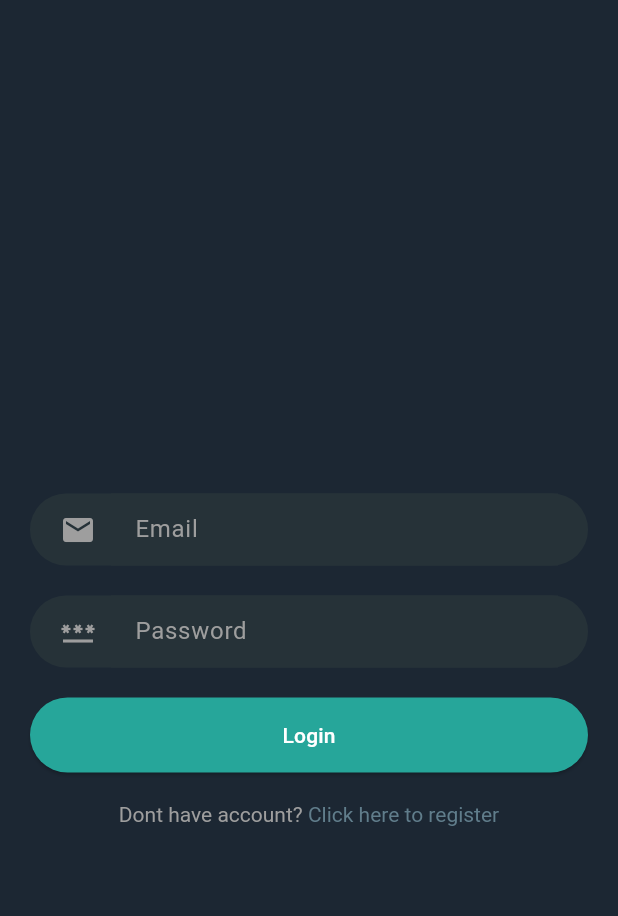
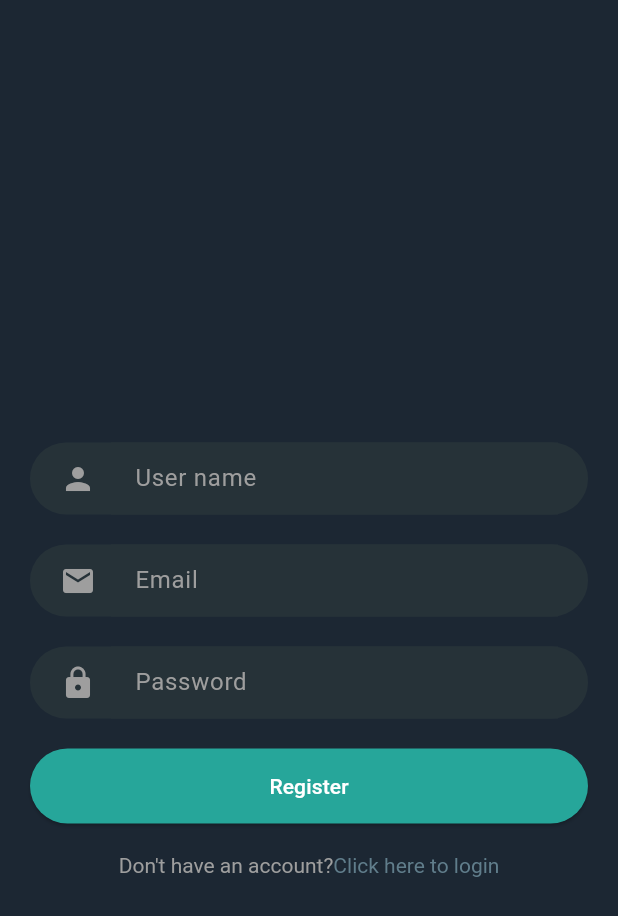
Before and after one commit to thienlabs/neura, a Flutter app: the screen it shows after launch, on a phone screen of 412 x 824 dp. Shown: the top 916 px of the screen. Run offline on Flutter 3.47's test engine with Material 3 defaults, Android fonts, the phone set to English and light mode, and no system bars; our stand-ins replace dio, flutter_bloc, flutter_secure_storage, flutter_svg, google_fonts.

Commit message:
login register

```diff
--- /dev/null
+++ b/lib/feature/auth/data/datasources/auth_remote_data_source.dart
@@ -0,0 +1,37 @@
+
+
+import 'package:neura/feature/auth/data/models/user_model.dart';
+import 'package:dio/dio.dart' as dio;
+class AuthRemoteDataSource {
+  final String baseUrl = "http://10.0.2.2:6000";
+
+  Future<UserModel> register({required String name, required String email, required String password}) async {
+    final client = dio.Dio();
+    final response = await client.post(
+      '${baseUrl}/auth/register',
+      data: {
+        'name': name,
+        'email': email,
+        'password': password,
+      },
+    );
+      final data = response.data;
+    print(response.data);
+   return UserModel.fromJson(data['user']);
+  }
+
+  Future<UserModel> login({required String email, required String password}) async {
+    final client = dio.Dio();
+    final response = await client.post(
+      '${baseUrl}/auth/login',
+      data: {
+        'email': email,
+        'password': password,
+      },
+    );
+      final data = response.data;
+       print(response.data);
+
+   return UserModel.fromJson(data['user']);
+  }
+}
--- /dev/null
+++ b/lib/feature/auth/data/models/user_model.dart
@@ -0,0 +1,16 @@
+import 'package:neura/feature/auth/domain/entities/user.dart';
+
+class UserModel extends User {
+  UserModel({required id, required name, required email, required token})
+    : super(id: id, name: name, email: email, token: token);
+
+  factory UserModel.fromJson(Map<String, dynamic> json) {
+    final userJson = json['user'] ?? {}; // tránh null
+    return UserModel(
+      id: userJson['id'] ?? '',
+      name: userJson['name'] ?? 'Unknown User',
+      email: userJson['email'] ?? '',
+      token: json['token'] ?? '',
+    );
+  }
+}
--- /dev/null
+++ b/lib/feature/auth/data/repositories/auth_repository_impl.dart
@@ -0,0 +1,23 @@
+import 'package:neura/feature/auth/data/datasources/auth_remote_data_source.dart';
+import 'package:neura/feature/auth/domain/entities/user.dart';
+import 'package:neura/feature/auth/domain/repositories/auth_repository.dart';
+
+class AuthRepositoryImpl implements AuthRepository {
+  final AuthRemoteDataSource authRemoteDataSource;
+
+  AuthRepositoryImpl({required this.authRemoteDataSource});
+
+  @override
+  Future<User> login(String email, String password) async {
+    return authRemoteDataSource.login(email: email, password: password);
+  }
+
+  @override
+  Future<User> register(String name, String email, String password) async {
+    return authRemoteDataSource.register(
+      name: name,
+      email: email,
+      password: password,
+    );
+  }
+}
--- /dev/null
+++ b/lib/feature/auth/domain/entities/user.dart
@@ -0,0 +1,12 @@
+class User {
+  final String id;
+  final String name;
+  final String email;
+  final String token;
+  User({
+    required this.id,
+    required this.name,
+    required this.email,
+    required this.token,
+  });
+}
--- /dev/null
+++ b/lib/feature/auth/domain/repositories/auth_repository.dart
@@ -0,0 +1,6 @@
+import 'package:neura/feature/auth/domain/entities/user.dart';
+
+abstract class AuthRepository {
+   Future<User> register(String name, String email, String password);
+   Future<User> login(String email, String password);
+}
--- /dev/null
+++ b/lib/feature/auth/domain/usecases/login_use_case.dart
@@ -0,0 +1,11 @@
+import 'package:neura/feature/auth/domain/entities/user.dart';
+import 'package:neura/feature/auth/domain/repositories/auth_repository.dart';
+
+class LoginUseCase {
+  final AuthRepository repository;
+
+  LoginUseCase({required this.repository});
+  Future<User> call(String email, String password) {
+    return repository.login(email, password);
+  }
+}
--- /dev/null
+++ b/lib/feature/auth/domain/usecases/register_use_case.dart
@@ -0,0 +1,10 @@
+import 'package:neura/feature/auth/domain/entities/user.dart';
+import 'package:neura/feature/auth/domain/repositories/auth_repository.dart';
+
+class RegisterUseCase {
+  final AuthRepository repository;
+  RegisterUseCase({required this.repository});
+ Future<User> call(String name, String email, String password) {
+    return repository.register(name, email, password);
+  }
+}
--- /dev/null
+++ b/lib/feature/auth/presentation/bloc/auth_bloc.dart
@@ -0,0 +1,42 @@
+import 'package:neura/feature/auth/domain/usecases/login_use_case.dart';
+import 'package:neura/feature/auth/domain/usecases/register_use_case.dart';
+import 'package:neura/feature/auth/presentation/bloc/auth_event.dart';
+import 'package:neura/feature/auth/presentation/bloc/auth_state.dart';
+import 'package:flutter_bloc/flutter_bloc.dart';
+import 'package:flutter_secure_storage/flutter_secure_storage.dart';
+
+class AuthBloc extends Bloc<AuthEvent, AuthState> {
+  final RegisterUseCase registerUseCase;
+  final LoginUseCase loginUseCase;
+  final _storage = FlutterSecureStorage();
+  AuthBloc(this.registerUseCase, this.loginUseCase) : super(AuthInitial()) {
+    on<RegisterEvent>(_onRegister);
+    on<LoginEvent>(_onLogin);
+  }
+
+  Future<void> _onRegister(RegisterEvent event, Emitter<AuthState> emit) async {
+    emit(AuthLoading());
+    try {
+      final user = await registerUseCase.call(
+        event.username,
+        event.email,
+        event.password,
+      );
+      emit(AuthSuccess(message: "Registration successful"));
+    } catch (e) {
+      emit(AuthFailure(error: e.toString()));
+    }
+  }
+
+  Future<void> _onLogin(LoginEvent event, Emitter<AuthState> emit) async {
+    emit(AuthLoading());
+    try {
+      final user = await loginUseCase.call(event.email, event.password);
+      await _storage.write(key: 'token', value: user.token);
+      print(user.token);
+      emit(AuthSuccess(message: "Login successful"));
+    } catch (e) {
+      emit(AuthFailure(error: e.toString()));
+    }
+  }
+}
--- /dev/null
+++ b/lib/feature/auth/presentation/bloc/auth_event.dart
@@ -0,0 +1,20 @@
+abstract class AuthEvent {}
+
+class RegisterEvent extends AuthEvent {
+  final String username;
+  final String email;
+  final String password;
+
+  RegisterEvent({
+    required this.username,
+    required this.email,
+    required this.password,
+  });
+}
+
+class LoginEvent extends AuthEvent {
+  final String email;
+  final String password;
+
+  LoginEvent({required this.email, required this.password});
+}
--- /dev/null
+++ b/lib/feature/auth/presentation/bloc/auth_state.dart
@@ -0,0 +1,17 @@
+
+abstract class AuthState  {
+
+}
+class AuthInitial extends AuthState {}
+
+class AuthSuccess extends AuthState {
+  final String message;
+  AuthSuccess({required this.message});
+}
+class AuthFailure extends AuthState {
+  final String error;
+  AuthFailure({required this.error});
+}
+class AuthLoading extends AuthState {
+
+}
--- a/lib/feature/auth/presentation/ui/register_screen.dart
+++ b/lib/feature/auth/presentation/ui/register_screen.dart
@@ -1,7 +1,14 @@
 import 'dart:math';
 
 import 'package:flutter/material.dart';
+import 'package:flutter_bloc/flutter_bloc.dart';
 import 'package:neura/core/themes/theme.dart';
+import 'package:neura/feature/auth/presentation/bloc/auth_bloc.dart';
+import 'package:neura/feature/auth/presentation/bloc/auth_event.dart';
+import 'package:neura/feature/auth/presentation/bloc/auth_state.dart';
+import 'package:neura/feature/auth/presentation/widgets/auth_button.dart';
+import 'package:neura/feature/auth/presentation/widgets/auth_input_field.dart';
+import 'package:neura/feature/auth/presentation/widgets/login_prompt.dart';
 
 class RegisterScreen extends StatefulWidget {
   const RegisterScreen({super.key});
@@ -15,16 +22,20 @@ class _RegisterScreenState extends State<RegisterScreen> {
   final TextEditingController _emailController = TextEditingController();
   final TextEditingController _passwordController = TextEditingController();
 
-  void _showInputValues() {
-    String username = _usernameController.text;
-    String email = _emailController.text;
-    String password = _passwordController.text;
-    print('Username: $username, $email, $password');
+
+
+  void _onRegister() {
+    BlocProvider.of<AuthBloc>(context).add(
+      RegisterEvent(
+        username: _usernameController.text,
+        email: _emailController.text,
+        password: _passwordController.text,
+      ),
+    );
   }
 
   @override
   void dispose() {
-
     _usernameController.dispose();
     _emailController.dispose();
     _passwordController.dispose();
@@ -42,20 +53,51 @@ class _RegisterScreenState extends State<RegisterScreen> {
             mainAxisAlignment: MainAxisAlignment.center,
             crossAxisAlignment: CrossAxisAlignment.stretch,
             children: [
-              _buildTextInput('User name', Icons.person, _usernameController),
+              AuthInputField(
+                hintText: 'User name',
+                icon: Icons.person,
+                controller: _usernameController,
+              ),
               SizedBox(height: 20),
-              _buildTextInput('Email', Icons.email, _emailController),
+              AuthInputField(
+                hintText: 'Email',
+                icon: Icons.email,
+                controller: _emailController,
+              ),
               SizedBox(height: 20),
-              _buildTextInput(
-                'Password',
-                Icons.password_outlined,
-                _passwordController,
+              AuthInputField(
+                hintText: 'Password',
+                icon: Icons.lock,
+                controller: _passwordController,
                 isPassword: true,
               ),
               SizedBox(height: 20),
-              _buildRegisterButton(),
+              BlocConsumer<AuthBloc, AuthState>(
+                builder: (context, state) {
+                  if (state is AuthLoading) {
+                    return Center(child: CircularProgressIndicator());
+                  }
+                  return AuthButton(text: 'Register', onPressed: _onRegister);
+                },
+                listener: (context, state) {
+                  if (state is AuthSuccess) {
+                    Navigator.pushReplacementNamed(context, '/login');
+                  } else if (state is AuthFailure) {
+                    ScaffoldMessenger.of(
+                      context,
+                    ).showSnackBar(SnackBar(content: Text(state.error)));
+                  }
+                },
+              ),
+
               SizedBox(height: 20),
-              _buildLoginPrompt(),
+              LoginPrompt(
+                onTap:(){
+                  Navigator.pushReplacementNamed(context, '/login');
+                },
+                text: "Don't have an account?",
+                subtittle: "Click here to login",
+              ),
             ],
           ),
         ),
@@ -65,7 +107,7 @@ class _RegisterScreenState extends State<RegisterScreen> {
 
   Widget _buildRegisterButton() {
     return ElevatedButton(
-      onPressed: _showInputValues,
+      onPressed: _onRegister,
       style: ElevatedButton.styleFrom(
         backgroundColor: DefaultColors.buttonColor,
         shape: RoundedRectangleBorder(borderRadius: BorderRadius.circular(25)),
--- /dev/null
+++ b/lib/feature/auth/presentation/widgets/auth_button.dart
@@ -0,0 +1,22 @@
+import 'package:flutter/material.dart';
+import 'package:neura/core/themes/theme.dart';
+
+class AuthButton extends StatelessWidget {
+  final String text;
+  final VoidCallback _onPressed;
+  const AuthButton({super.key, required this.text, required VoidCallback onPressed})
+      : _onPressed = onPressed;
+
+  @override
+  Widget build(BuildContext context) {
+    return ElevatedButton(
+      onPressed: _onPressed,
+      style: ElevatedButton.styleFrom(
+        backgroundColor: DefaultColors.buttonColor,
+        shape: RoundedRectangleBorder(borderRadius: BorderRadius.circular(25)),
+        padding: EdgeInsets.symmetric(vertical: 15),
+      ),
+      child: Text(text, style: TextStyle(color: Colors.white)),
+    );
+  }
+}
--- /dev/null
+++ b/lib/feature/auth/presentation/widgets/auth_input_field.dart
@@ -0,0 +1,45 @@
+import 'package:flutter/material.dart';
+import 'package:neura/core/themes/theme.dart';
+
+class AuthInputField extends StatelessWidget {
+  final String hintText;
+  final IconData icon;
+  final TextEditingController controller;
+  final bool? isPassword;
+  const AuthInputField({
+    Key? key,
+    required this.hintText,
+    required this.icon,
+    required this.controller,
+    this.isPassword,
+  }) : super(key: key);
+  @override
+  Widget build(BuildContext context) {
+    return Container(
+      padding: EdgeInsets.symmetric(horizontal: 20),
+      decoration: BoxDecoration(
+        color: DefaultColors.sentMessageInput,
+        borderRadius: BorderRadius.circular(25),
+      ),
+      child: Row(
+        children: [
+          Icon(icon, color: Colors.grey),
+          SizedBox(width: 10),
+          Expanded(
+            child: TextField(
+              controller: controller,
+              obscureText: isPassword ?? false,
+              decoration: InputDecoration(
+                hintText: hintText,
+
+                hintStyle: TextStyle(color: Colors.grey),
+                border: InputBorder.none,
+              ),
+              style: TextStyle(color: Colors.white),
+            ),
+          ),
+        ],
+      ),
+    );
+  }
+}
--- /dev/null
+++ b/lib/feature/auth/presentation/widgets/login_prompt.dart
@@ -0,0 +1,33 @@
+import 'package:flutter/material.dart';
+
+class LoginPrompt extends StatelessWidget {
+  final String text;
+  final String subtittle;
+  final VoidCallback _onTap;
+  const LoginPrompt({
+    super.key,
+    required VoidCallback onTap,
+    required this.text, required this.subtittle,
+  }) : _onTap = onTap;
+
+  @override
+  Widget build(BuildContext context) {
+    return Center(
+      child: GestureDetector(
+        onTap: _onTap,
+        child: RichText(
+          text: TextSpan(
+            text: text,
+            style: TextStyle(color: Colors.grey),
+            children: [
+              TextSpan(
+                text: subtittle,
+                style: TextStyle(color: Colors.blueGrey),
+              ),
+            ],
+          ),
+        ),
+      ),
+    );
+  }
+}
--- a/lib/main.dart
+++ b/lib/main.dart
@@ -1,24 +1,52 @@
 import 'package:flutter/material.dart';
+import 'package:flutter_bloc/flutter_bloc.dart';
 import 'package:neura/core/themes/theme.dart';
+import 'package:neura/feature/auth/data/datasources/auth_remote_data_source.dart';
+import 'package:neura/feature/auth/data/repositories/auth_repository_impl.dart';
+import 'package:neura/feature/auth/domain/usecases/login_use_case.dart';
+import 'package:neura/feature/auth/domain/usecases/register_use_case.dart';
+import 'package:neura/feature/auth/presentation/bloc/auth_bloc.dart';
 import 'package:neura/feature/auth/presentation/ui/login_screen.dart';
 import 'package:neura/feature/auth/presentation/ui/register_screen.dart';
 import 'package:neura/feature/message/presentation/ui/chat_screen.dart';
 import 'package:neura/feature/message/presentation/ui/message_screen.dart';
 
 void main() {
-  runApp(const MyApp());
+  final authRepository = AuthRepositoryImpl(
+    authRemoteDataSource: AuthRemoteDataSource(),
+  );
+
+  runApp(MyApp(authRepository: authRepository));
 }
 
 class MyApp extends StatelessWidget {
-  const MyApp({super.key});
+  final AuthRepositoryImpl authRepository;
+
+  const MyApp({super.key, required this.authRepository});
 
   @override
   Widget build(BuildContext context) {
-    return MaterialApp(
-      debugShowCheckedModeBanner: false,
-      title: 'Neura App',
-      theme: AppTheme.darkTheme,
-      home: LoginScreen(),
+    return MultiBlocProvider(
+      providers: [
+        BlocProvider(
+          create: (_) => AuthBloc(
+            RegisterUseCase(repository: authRepository),
+            LoginUseCase(repository: authRepository),
+          ),
+        ),
+      ],
+      child: MaterialApp(
+        debugShowCheckedModeBanner: false,
+        title: 'Neura App',
+        theme: AppTheme.darkTheme,
+        home: const RegisterScreen(),
+        routes: {
+          '/login': (_) => const LoginScreen(),
+          '/register': (_) => const RegisterScreen(),
+          '/chat': (_) => const ChatScreen(),
+          '/home': (_) => const MessageScreen(),
+        },
+      ),
     );
   }
 }
--- a/pubspec.yaml
+++ b/pubspec.yaml
@@ -18,6 +18,9 @@ dependencies:
   cupertino_icons: ^1.0.8
   google_fonts: ^6.3.2
   flutter_svg: ^2.2.1
+  flutter_bloc: ^9.1.1
+  flutter_secure_storage: ^9.2.4
+  dio: ^5.9.0
 
 dev_dependencies:
   flutter_test:
```
Also changed, not shown: lib/feature/auth/presentation/ui/login_screen.dart (+53 -14 lines), lib/feature/message/presentation/ui/message_screen.dart (+4 -4 lines), pubspec.lock, 1 other file.
